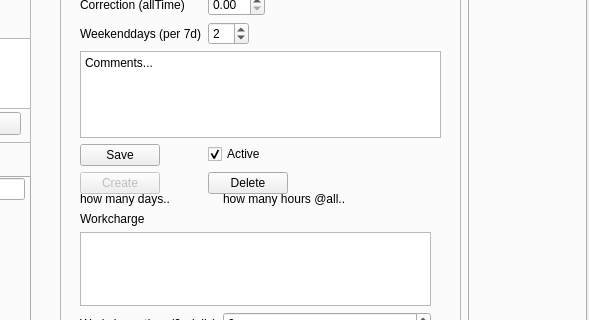
First picture: the form in gui.ui, repository hersche/jobManagement, before the edit; both pictures show x 454 to 1043 and y 280 to 600 of the 1043 by 700 pixel window.
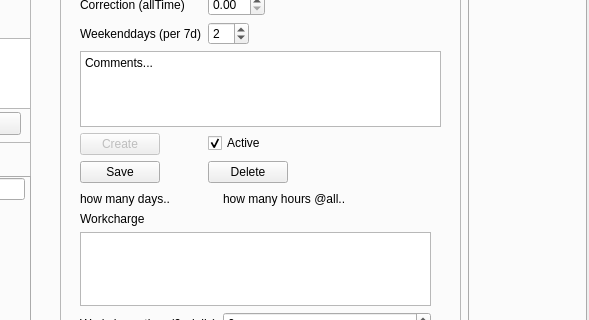
Second picture: the form after the edit. The open tabs and pages were chosen to show the change.

Commit message: encryption on the flow works now properlygit add * sad workaround (save pw in gui and a lot of setkeys in update-methods), but proof of concet i did it.. :)

Diff of the .ui file:
```diff
--- a/gui.ui
+++ b/gui.ui
@@ -100,7 +100,7 @@
            <x>20</x>
            <y>10</y>
            <width>361</width>
-           <height>372</height>
+           <height>361</height>
           </rect>
          </property>
          <layout class="QFormLayout" name="formLayout">
@@ -222,14 +222,7 @@
             </property>
            </widget>
           </item>
-          <item row="11" column="0">
-           <widget class="QPushButton" name="saveJob">
-            <property name="text">
-             <string>Save</string>
-            </property>
-           </widget>
-          </item>
-          <item row="11" column="1">
+          <item row="13" column="1">
            <widget class="QCheckBox" name="active">
             <property name="text">
              <string>Active</string>
@@ -239,7 +232,21 @@
             </property>
            </widget>
           </item>
-          <item row="12" column="0">
+          <item row="15" column="1">
+           <widget class="QPushButton" name="deleteJob">
+            <property name="text">
+             <string>Delete</string>
+            </property>
+           </widget>
+          </item>
+          <item row="15" column="0">
+           <widget class="QPushButton" name="saveJob">
+            <property name="text">
+             <string>Save</string>
+            </property>
+           </widget>
+          </item>
+          <item row="13" column="0">
            <widget class="QPushButton" name="createJob">
             <property name="enabled">
              <bool>false</bool>
@@ -249,13 +256,6 @@
             </property>
            </widget>
           </item>
-          <item row="12" column="1">
-           <widget class="QPushButton" name="deleteJob">
-            <property name="text">
-             <string>Delete</string>
-            </property>
-           </widget>
-          </item>
          </layout>
         </widget>
         <widget class="QWidget" name="formLayoutWidget_9">
```
Left out of the diff: 4 changed lines with no effect on the pictures. The commit also changes 5 other files.
